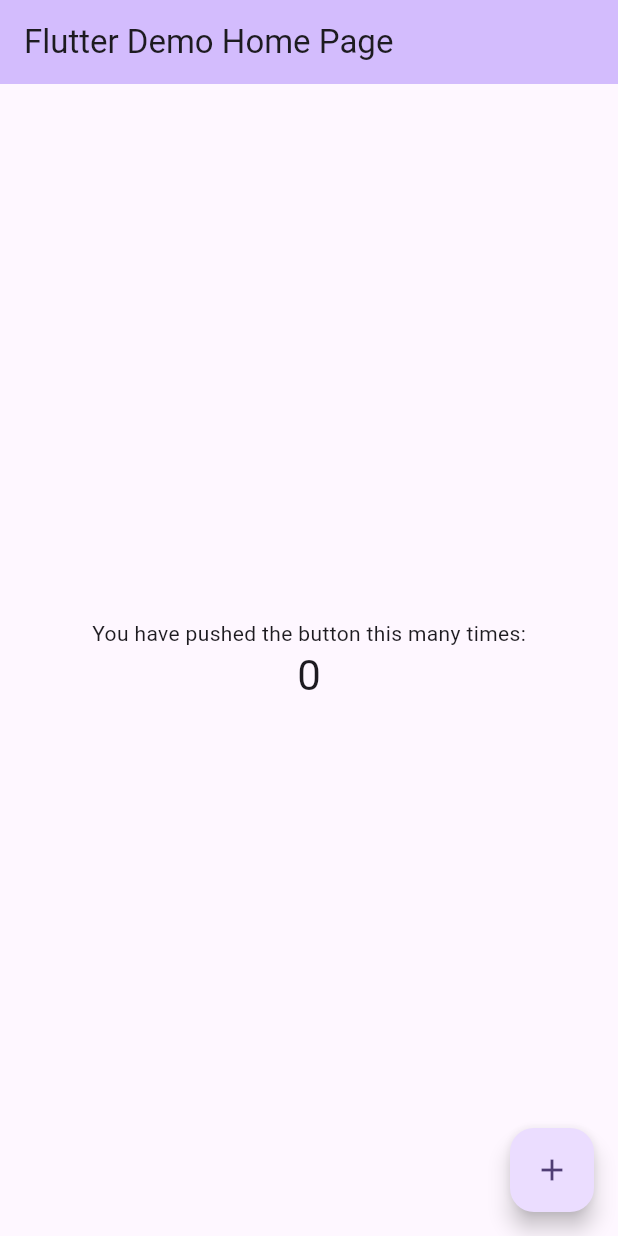
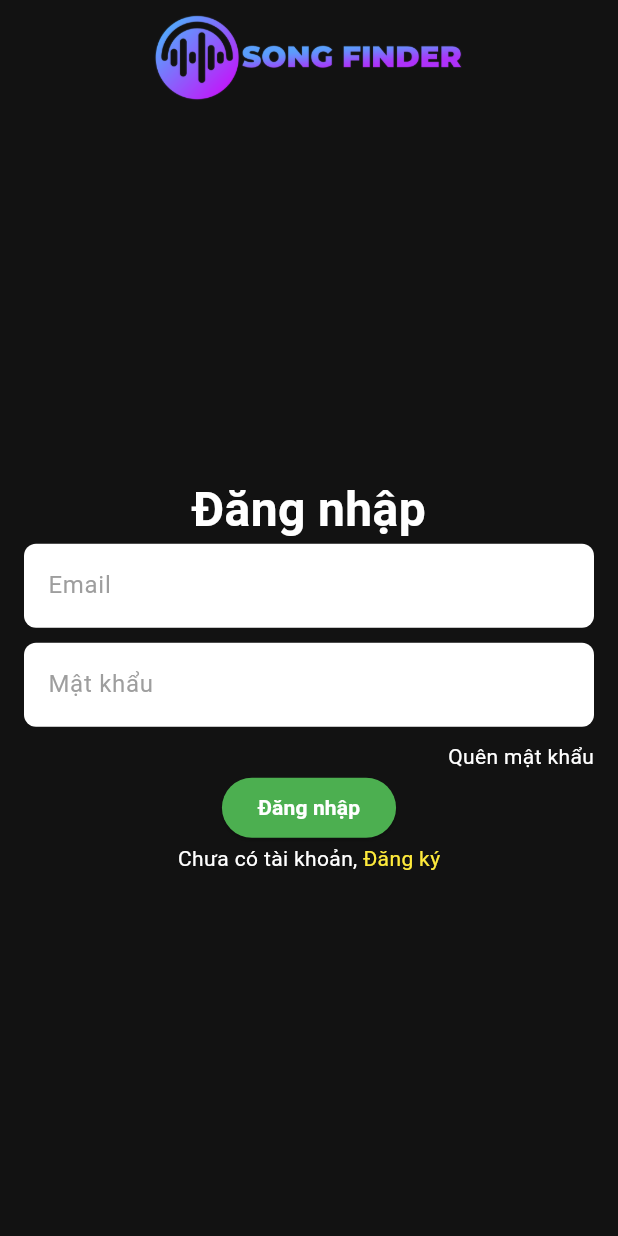
Before and after one commit to nguyenbinhduong108/song_finder, a Flutter app: the screen it shows after launch, on a phone screen of 412 x 824 dp. Run offline on Flutter 3.47's test engine with Material 3 defaults, Android fonts, the light colour scheme and no system bars.

Commit message:
screen: SignIn SignUp

```diff
--- a/lib/main.dart
+++ b/lib/main.dart
@@ -1,4 +1,5 @@
 import 'package:flutter/material.dart';
+import 'package:song_finder/screen/sign_in.dart';
 
 void main() {
   runApp(const MyApp());
@@ -11,115 +12,12 @@
   @override
   Widget build(BuildContext context) {
     return MaterialApp(
-      title: 'Flutter Demo',
       theme: ThemeData(
-        // This is the theme of your application.
-        //
-        // TRY THIS: Try running your application with "flutter run". You'll see
-        // the application has a purple toolbar. Then, without quitting the app,
-        // try changing the seedColor in the colorScheme below to Colors.green
-        // and then invoke "hot reload" (save your changes or press the "hot
-        // reload" button in a Flutter-supported IDE, or press "r" if you used
-        // the command line to start the app).
-        //
-        // Notice that the counter didn't reset back to zero; the application
-        // state is not lost during the reload. To reset the state, use hot
-        // restart instead.
-        //
-        // This works for code too, not just values: Most code changes can be
-        // tested with just a hot reload.
-        colorScheme: ColorScheme.fromSeed(seedColor: Colors.deepPurple),
+        colorScheme: const ColorScheme.dark(),
         useMaterial3: true,
       ),
-      home: const MyHomePage(title: 'Flutter Demo Home Page'),
+      home: const SignIn(),
+      debugShowCheckedModeBanner: false
     );
   }
 }
-
-class MyHomePage extends StatefulWidget {
-  const MyHomePage({super.key, required this.title});
-
-  // This widget is the home page of your application. It is stateful, meaning
-  // that it has a State object (defined below) that contains fields that affect
-  // how it looks.
-
-  // This class is the configuration for the state. It holds the values (in this
-  // case the title) provided by the parent (in this case the App widget) and
-  // used by the build method of the State. Fields in a Widget subclass are
-  // always marked "final".
-
-  final String title;
-
-  @override
-  State<MyHomePage> createState() => _MyHomePageState();
-}
-
-class _MyHomePageState extends State<MyHomePage> {
-  int _counter = 0;
-
-  void _incrementCounter() {
-    setState(() {
-      // This call to setState tells the Flutter framework that something has
-      // changed in this State, which causes it to rerun the build method below
-      // so that the display can reflect the updated values. If we changed
-      // _counter without calling setState(), then the build method would not be
-      // called again, and so nothing would appear to happen.
-      _counter++;
-    });
-  }
-
-  @override
-  Widget build(BuildContext context) {
-    // This method is rerun every time setState is called, for instance as done
-    // by the _incrementCounter method above.
-    //
-    // The Flutter framework has been optimized to make rerunning build methods
-    // fast, so that you can just rebuild anything that needs updating rather
-    // than having to individually change instances of widgets.
-    return Scaffold(
-      appBar: AppBar(
-        // TRY THIS: Try changing the color here to a specific color (to
-        // Colors.amber, perhaps?) and trigger a hot reload to see the AppBar
-        // change color while the other colors stay the same.
-        backgroundColor: Theme.of(context).colorScheme.inversePrimary,
-        // Here we take the value from the MyHomePage object that was created by
-        // the App.build method, and use it to set our appbar title.
-        title: Text(widget.title),
-      ),
-      body: Center(
-        // Center is a layout widget. It takes a single child and positions it
-        // in the middle of the parent.
-        child: Column(
-          // Column is also a layout widget. It takes a list of children and
-          // arranges them vertically. By default, it sizes itself to fit its
-          // children horizontally, and tries to be as tall as its parent.
-          //
-          // Column has various properties to control how it sizes itself and
-          // how it positions its children. Here we use mainAxisAlignment to
-          // center the children vertically; the main axis here is the vertical
-          // axis because Columns are vertical (the cross axis would be
-          // horizontal).
-          //
-          // TRY THIS: Invoke "debug painting" (choose the "Toggle Debug Paint"
-          // action in the IDE, or press "p" in the console), to see the
-          // wireframe for each widget.
-          mainAxisAlignment: MainAxisAlignment.center,
-          children: <Widget>[
-            const Text(
-              'You have pushed the button this many times:',
-            ),
-            Text(
-              '$_counter',
-              style: Theme.of(context).textTheme.headlineMedium,
-            ),
-          ],
-        ),
-      ),
-      floatingActionButton: FloatingActionButton(
-        onPressed: _incrementCounter,
-        tooltip: 'Increment',
-        child: const Icon(Icons.add),
-      ), // This trailing comma makes auto-formatting nicer for build methods.
-    );
-  }
-}
--- /dev/null
+++ b/lib/screen/sign_in.dart
@@ -0,0 +1,117 @@
+import 'package:flutter/material.dart';
+import 'package:song_finder/screen/sign_up.dart';
+
+class SignIn extends StatelessWidget {
+  const SignIn({super.key});
+
+  @override
+  Widget build(BuildContext context) {
+    // TODO: implement build
+    return SafeArea(
+        child: Scaffold(
+      body: Center(
+        child: Column(
+          children: [
+            Expanded(
+              flex: 1,
+              child: Image.asset('lib/assets/full_logo.png'),
+            ),
+            Expanded(
+              flex: 10,
+              child: Container(
+                padding: const EdgeInsets.all(16),
+                child: Column(
+                  mainAxisAlignment: MainAxisAlignment.center,
+                  children: [
+                    const Text(
+                      'Đăng nhập',
+                      selectionColor: Colors.white,
+                      style: TextStyle(
+                        fontSize: 32,
+                        fontWeight: FontWeight.bold
+                      ),
+                    ),
+                    TextField(
+                      decoration: InputDecoration(
+                        filled: true,
+                        fillColor: Colors.white,
+                        hintText: 'Email',
+                        hintStyle: const TextStyle(
+                          color: Colors.grey,
+                          fontSize: 16,
+                        ),
+                        border: OutlineInputBorder(
+                          borderRadius: BorderRadius.circular(8),
+                          borderSide: BorderSide.none,
+                        ),
+                      ),
+                    ),
+                    const SizedBox(height: 10),
+                    TextField(
+                      decoration: InputDecoration(
+                        filled: true,
+                        fillColor: Colors.white,
+                        hintText: 'Mật khẩu',
+                        hintStyle: const TextStyle(
+                          color: Colors.grey,
+                          fontSize: 16,
+                        ),
+                        border: OutlineInputBorder(
+                          borderRadius: BorderRadius.circular(8),
+                          borderSide: BorderSide.none,
+                        ),
+                      ),
+                    ),
+                    const SizedBox(height: 10),
+                    Row(
+                      mainAxisAlignment: MainAxisAlignment.end,
+                      children: [
+                        GestureDetector(
+                          child: const Text(
+                            'Quên mật khẩu',
+                          ),
+                          onTap: () => {},
+                        ),
+                      ]
+                    ),
+                    ElevatedButton(
+                        style: ElevatedButton.styleFrom(backgroundColor: Colors.green),
+                        onPressed: () => {},
+                        child: const Text(
+                            'Đăng nhập',
+                          style: TextStyle(
+                            color: Colors.white,
+                            fontWeight: FontWeight.bold
+                          ),
+                        )
+                    ),
+                    Row(
+                      mainAxisAlignment: MainAxisAlignment.center,
+                      children: [
+                        const Text("Chưa có tài khoản, "),
+                        GestureDetector(
+                          child: const Text(
+                            'Đăng ký',
+                            style: TextStyle(
+                              color: Colors.yellow
+                            ),
+                          ),
+                          onTap: () => {
+                            Navigator.push(
+                                context,
+                                MaterialPageRoute(builder: (context) => const SignUp()),
+                            )
+                          },
+                        ),
+                      ],
+                    )
+                  ],
+                ),
+              ),
+            )
+          ],
+        ),
+      ),
+    ));
+  }
+}
--- a/pubspec.yaml
+++ b/pubspec.yaml
@@ -56,6 +56,8 @@ dev_dependencies:
 
 # The following section is specific to Flutter packages.
 flutter:
+  assets:
+    - lib/assets/
 
   # The following line ensures that the Material Icons font is
   # included with your application, so that you can use the icons in
```
Also changed, not shown: lib/screen/sign_up.dart (added, +138 -0 lines), lib/assets/full_logo.png (added), lib/assets/logo.png (added), pubspec.lock, 11 other files.
